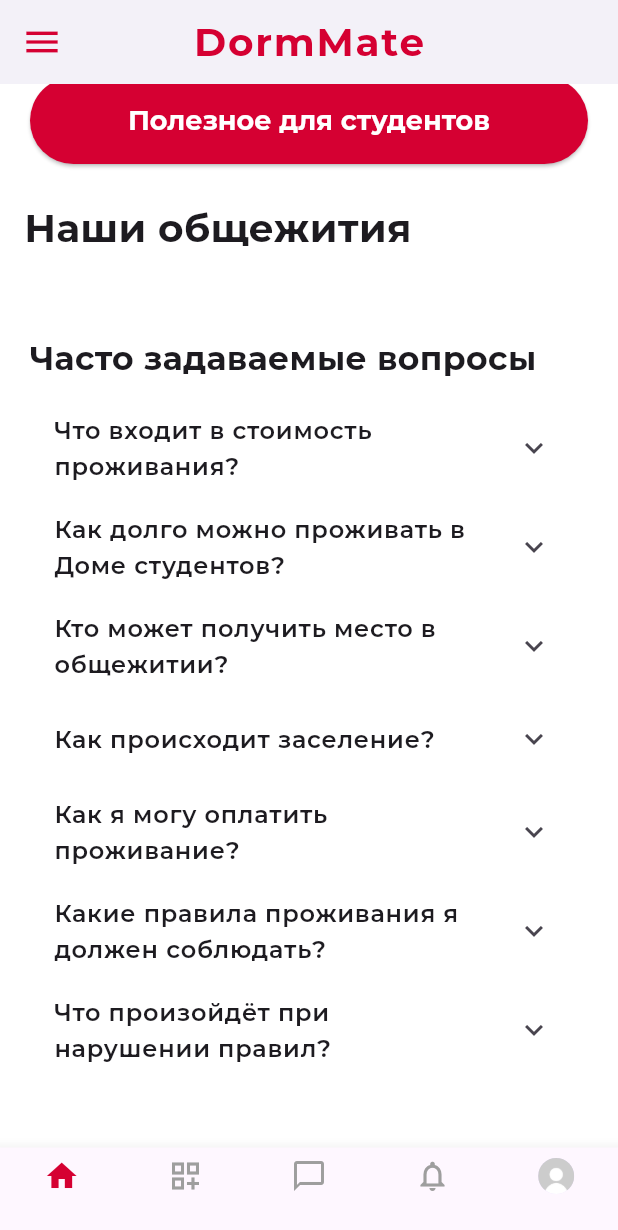
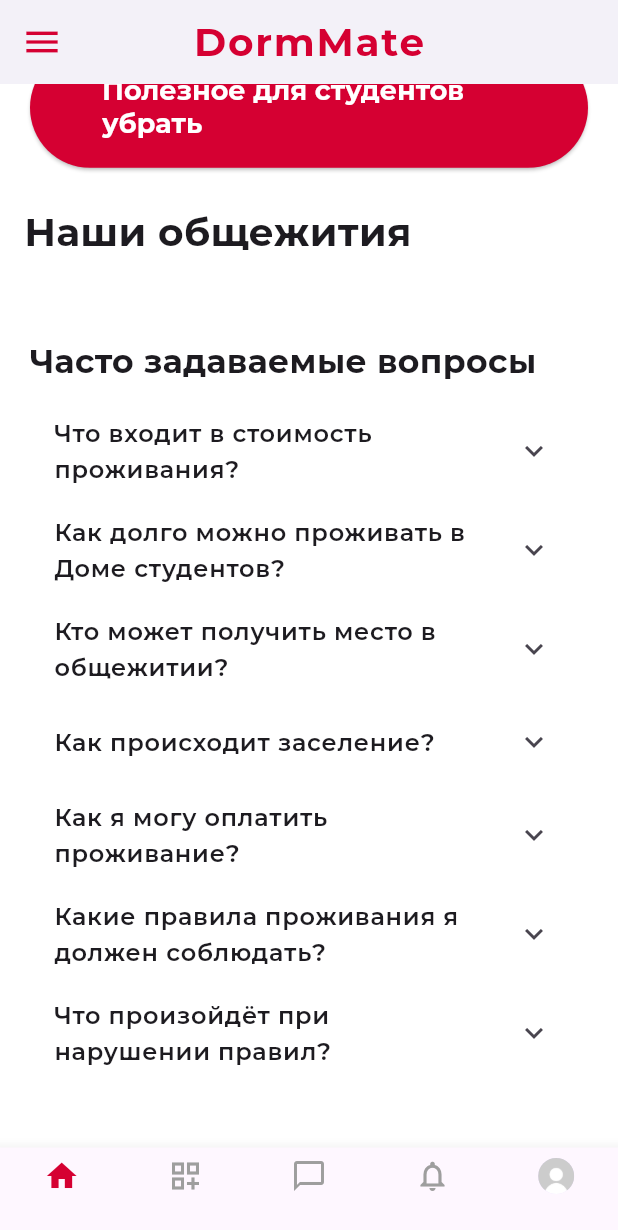
Before and after one commit to asssemka/DormMate_Mobile, a Flutter app: the HomePage screen opened by its route, scrolled down 362 dp, on a phone screen of 412 x 824 dp. Shown: the top 1230 px of the screen. Run offline on Flutter 3.47's test engine with Material 3 defaults, Android fonts, the phone set to English and light mode, and no system bars; our stand-ins replace animate_do, file_picker, flutter_image_slideshow, flutter_screenutil, font_awesome_flutter, google_fonts and 2 more; missing offline and left inert: dart:html; accounts and stored records are empty; network calls fail.

Commit message:
Last fix #2

```diff
--- a/lib/screens/home_screen.dart
+++ b/lib/screens/home_screen.dart
@@ -276,7 +276,7 @@
                 padding: const EdgeInsets.symmetric(horizontal: 48, vertical: 18),
                 textStyle: GoogleFonts.montserrat(fontSize: 18, fontWeight: FontWeight.w700),
               ),
-              child: const Text('Полезное для студентов'),
+              child: const Text('Полезное для студентов убрать'),
             ),
           ),
           const SizedBox(height: 24),
```
